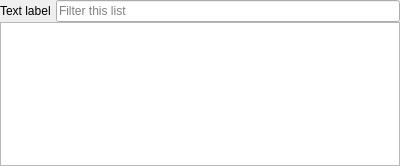
This is desktop-widgets/listfilter.ui in subsurface/subsurface as Qt 5 draws it before an edit. The edited form follows.
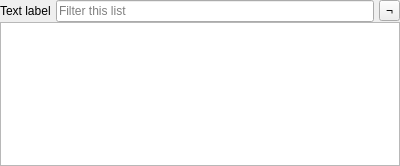
This is the edited form.

What changed in the file:
```diff
--- a/desktop-widgets/listfilter.ui
+++ b/desktop-widgets/listfilter.ui
@@ -51,6 +51,16 @@
        </property>
       </widget>
      </item>
+     <item>
+      <widget class="QToolButton" name="notButton">
+       <property name="text">
+        <string>¬</string>
+       </property>
+       <property name="checkable">
+        <bool>true</bool>
+       </property>
+      </widget>
+     </item>
     </layout>
    </item>
    <item>
```
